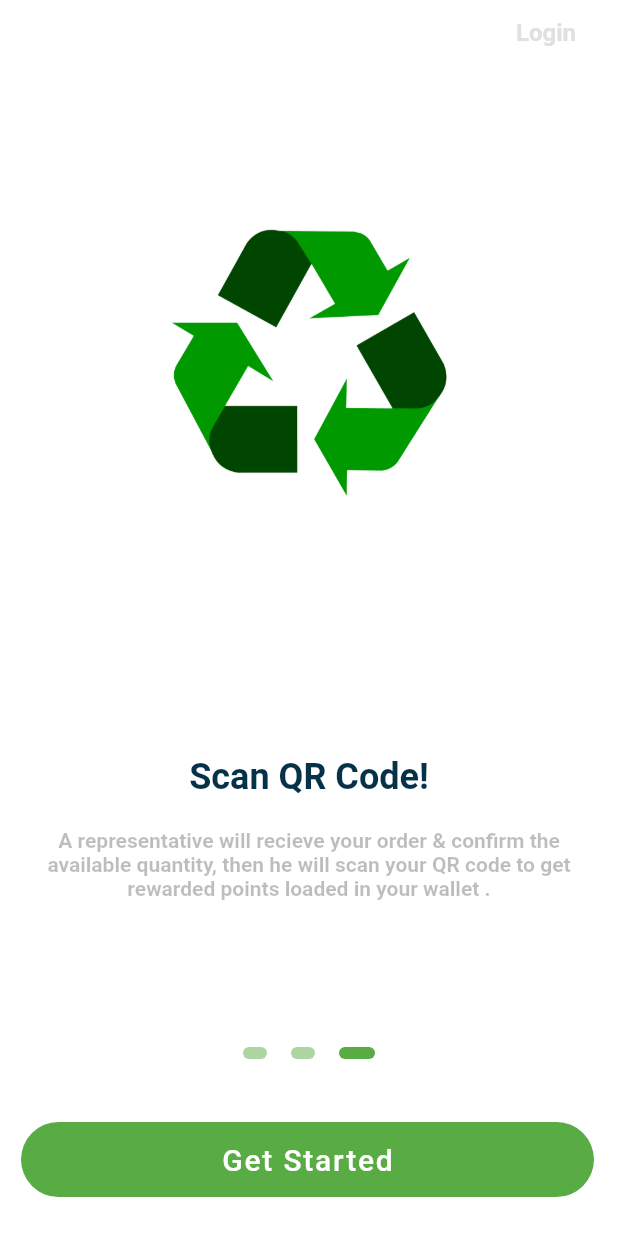
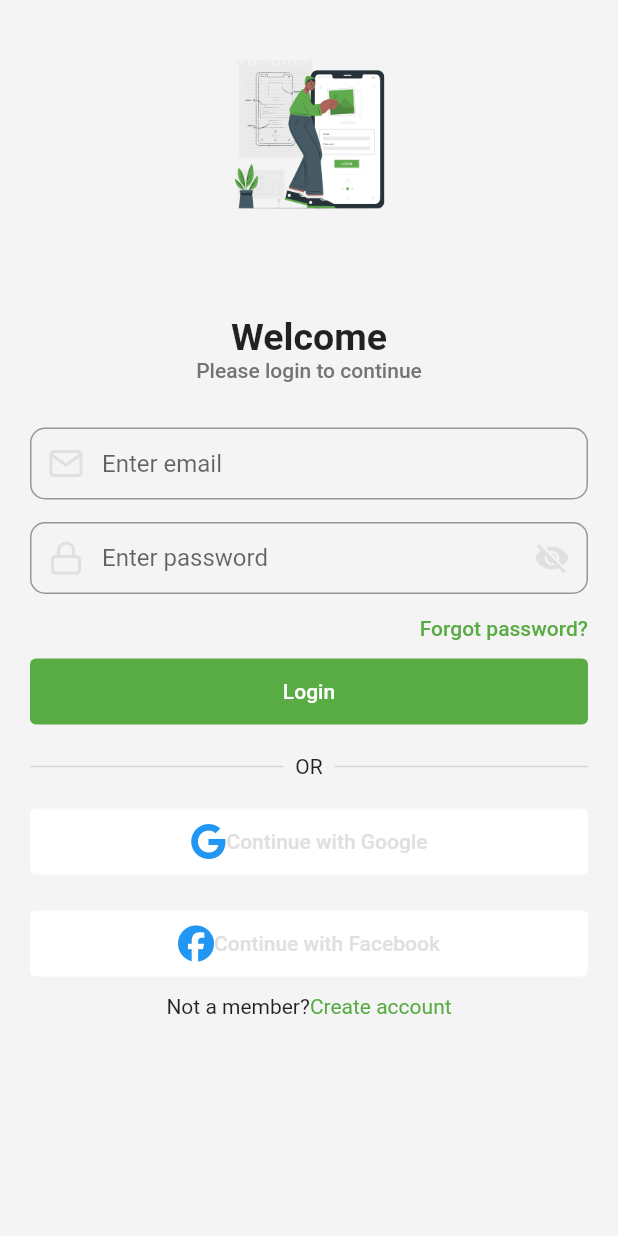
Before and after one commit to Aburafik/sapta-app, a Flutter app: the screen it shows after launch, after a tap on "Skip", after a tap on "Get Started", on a phone screen of 412 x 824 dp. Run offline on Flutter 3.47's test engine with Material 2 defaults, Android fonts, the phone set to English and light mode, and no system bars; drawn by our look-alikes of flutter_onboarding_slider; our stand-ins replace feather_icons, font_awesome_flutter.

Commit message:
Sign In Screen

```diff
--- a/lib/Components/Utils/constants.dart
+++ b/lib/Components/Utils/constants.dart
@@ -0,0 +1 @@
+  import 'package:flutter/material.dart';
--- /dev/null
+++ b/lib/Components/custom_button.dart
@@ -0,0 +1,39 @@
+import 'package:flutter/material.dart';
+import 'package:sabta_app/Components/Utils/color_themes.dart';
+
+class CustomButtonComponent extends StatelessWidget {
+  CustomButtonComponent(
+      {Key? key, this.hasIcon = false, this.icon, this.buttonText})
+      : super(key: key);
+  bool hasIcon = false;
+  IconData? icon;
+  String? buttonText;
+
+  @override
+  Widget build(BuildContext context) {
+    return Padding(
+      padding: const EdgeInsets.symmetric(vertical: 10),
+      child: TextButton(
+        style: TextButton.styleFrom(
+            backgroundColor: hasIcon ? WHITE_COLOR : PRIMARY_COLOR),
+        onPressed: () {},
+        child: Row(
+          mainAxisAlignment: MainAxisAlignment.center,
+          children: [
+            hasIcon ? Icon(icon) : Wrap(),
+            Padding(
+              padding: const EdgeInsets.symmetric(vertical: 6),
+              child: Text(
+                buttonText!,
+                style: Theme.of(context)
+                    .textTheme
+                    .bodyText1!
+                    .copyWith(color: hasIcon ? GREY_COLOR_20 : WHITE_COLOR),
+              ),
+            ),
+          ],
+        ),
+      ),
+    );
+  }
+}
--- /dev/null
+++ b/lib/Components/screen_description_text.dart
@@ -0,0 +1,34 @@
+import 'package:flutter/material.dart';
+import 'package:sabta_app/Components/Utils/color_themes.dart';
+
+class ScreenDescriptionTextComponent extends StatelessWidget {
+  ScreenDescriptionTextComponent({Key? key, this.subtitle, this.title})
+      : super(key: key);
+
+  String? title;
+  String? subtitle;
+  @override
+  Widget build(BuildContext context) {
+    return Padding(
+      padding: const EdgeInsets.symmetric(vertical: 30),
+      child: Column(
+        children: [
+          Text(
+            title!,
+            style: Theme.of(context)
+                .textTheme
+                .bodyText1!
+                .copyWith(fontSize: 25, fontWeight: FontWeight.bold),
+          ),
+          Text(
+            subtitle!,
+            style: Theme.of(context)
+                .textTheme
+                .bodyText1!
+                .copyWith(color: GREY_COLOR_75),
+          ),
+        ],
+      ),
+    );
+  }
+}
--- /dev/null
+++ b/lib/Components/sign_in_component.dart
@@ -0,0 +1,74 @@
+import 'package:feather_icons/feather_icons.dart';
+import 'package:flutter/material.dart';
+import 'package:sabta_app/Components/Utils/color_themes.dart';
+import 'package:sabta_app/Components/custom_button.dart';
+import 'package:sabta_app/Components/text_form_field.dart';
+
+class SignInFormComponent extends StatefulWidget {
+  const SignInFormComponent({Key? key}) : super(key: key);
+
+  @override
+  State<SignInFormComponent> createState() => _SignInFormComponentState();
+}
+
+class _SignInFormComponentState extends State<SignInFormComponent> {
+  bool isVisible = true;
+  @override
+  Widget build(BuildContext context) {
+    return Column(
+      crossAxisAlignment: CrossAxisAlignment.stretch,
+      children: [
+        CustomTextFormField(
+          hintText: "Enter email",
+          hasPreffix: true,
+          prefixIcon: FeatherIcons.mail,
+        ),
+        Padding(
+          padding: const EdgeInsets.symmetric(vertical: 15),
+          child: CustomTextFormField(
+            hintText: "Enter password",
+            obscureText: isVisible,
+            hasSuffix: true,
+            suffixIcon: isVisible ? Icons.visibility_off : Icons.visibility,
+            hasPreffix: true,
+            prefixIcon: FeatherIcons.lock,
+            onPressed: () {
+              setState(() {
+                isVisible = !isVisible;
+              });
+            },
+          ),
+        ),
+        Align(
+            alignment: Alignment.centerRight,
+            child: Text(
+              "Forgot password?",
+              style: Theme.of(context)
+                  .textTheme
+                  .bodyText1!
+                  .copyWith(color: PRIMARY_COLOR),
+            )),
+        CustomButtonComponent(
+          buttonText: "Login",
+        ),
+        Row(
+          children: const [
+            Expanded(
+                child: Divider(
+              thickness: 1,
+            )),
+            Padding(
+              padding: EdgeInsets.all(8.0),
+              child: Text("OR"),
+            ),
+            Expanded(
+              child: Divider(
+                thickness: 1,
+              ),
+            ),
+          ],
+        ),
+      ],
+    );
+  }
+}
--- /dev/null
+++ b/lib/Components/sign_in_options.dart
@@ -0,0 +1,43 @@
+import 'package:feather_icons/feather_icons.dart';
+import 'package:flutter/material.dart';
+import 'package:font_awesome_flutter/font_awesome_flutter.dart';
+import 'package:sabta_app/Components/Utils/color_themes.dart';
+import 'package:sabta_app/Components/custom_button.dart';
+
+class SignInOptionsComponents extends StatelessWidget {
+  const SignInOptionsComponents({
+    Key? key,
+  }) : super(key: key);
+
+  @override
+  Widget build(BuildContext context) {
+    return Column(
+      children: [
+        CustomButtonComponent(
+          hasIcon: true,
+          icon: FontAwesomeIcons.google,
+          buttonText: "Continue with Google",
+        ),
+        CustomButtonComponent(
+          hasIcon: true,
+          icon: FontAwesomeIcons.facebook,
+          buttonText: "Continue with Facebook",
+        ),
+        Wrap(
+          alignment: WrapAlignment.center,
+          children: [
+            Text(
+              "Not a member?",
+              style: Theme.of(context).textTheme.bodyText2,
+            ),
+            Text("Create account",
+                style: Theme.of(context)
+                    .textTheme
+                    .bodyText2!
+                    .copyWith(color: PRIMARY_COLOR))
+          ],
+        ),
+      ],
+    );
+  }
+}
--- /dev/null
+++ b/lib/Components/text_form_field.dart
@@ -0,0 +1,58 @@
+import 'package:flutter/material.dart';
+import 'package:sabta_app/Components/Utils/color_themes.dart';
+
+class CustomTextFormField extends StatelessWidget {
+  CustomTextFormField(
+      {Key? key,
+      this.hintText,
+      this.hasPreffix = false,
+      this.prefixIcon,
+      this.suffixIcon,
+      this.hasSuffix = false,
+      this.obscureText = false,
+      this.onPressed})
+      : super(key: key);
+  String? hintText;
+  IconData? prefixIcon;
+  IconData? suffixIcon;
+  bool hasPreffix = false;
+  bool hasSuffix = false;
+  bool obscureText = false;
+  void Function()? onPressed;
+
+  @override
+  Widget build(BuildContext context) {
+    return TextFormField(
+      obscureText: obscureText,
+      cursorColor: GREY_COLOR_20,
+      decoration: InputDecoration(
+        hintText: hintText,
+        prefixIcon: hasPreffix
+            ? Icon(
+                prefixIcon,
+                color: GREY_COLOR_20,
+              )
+            : null,
+        suffixIcon: hasSuffix
+            ? IconButton(
+                splashColor: WHITE_COLOR,
+                onPressed: onPressed,
+                icon: Icon(
+                  suffixIcon,
+                  color: GREY_COLOR_20,
+                ),
+              )
+            : null,
+        contentPadding: const EdgeInsets.symmetric(vertical: 5, horizontal: 3),
+        border: OutlineInputBorder(
+          borderSide: const BorderSide(color: GREY_COLOR_50),
+          borderRadius: BorderRadius.circular(10),
+        ),
+        focusedBorder: OutlineInputBorder(
+          borderSide: const BorderSide(color: GREY_COLOR_50),
+          borderRadius: BorderRadius.circular(10),
+        ),
+      ),
+    );
+  }
+}
--- /dev/null
+++ b/lib/Views/Auths/sign_in_view.dart
@@ -0,0 +1,35 @@
+import 'package:flutter/material.dart';
+import 'package:sabta_app/Components/screen_description_text.dart';
+import 'package:sabta_app/Components/sign_in_component.dart';
+import 'package:sabta_app/Components/sign_in_options.dart';
+
+class SignInVC extends StatelessWidget {
+  const SignInVC({Key? key}) : super(key: key);
+
+  @override
+  Widget build(BuildContext context) {
+    return Scaffold(
+      backgroundColor: const Color(0xffF4F4F4),
+      body: Padding(
+        padding: const EdgeInsets.symmetric(horizontal: 20),
+        child: ListView(
+          children: [
+            Padding(
+              padding: const EdgeInsets.all(30.0),
+              child: Image.asset(
+                "assets/images/loginlogo.png",
+                height: 120,
+              ),
+            ),
+            ScreenDescriptionTextComponent(
+              title: "Welcome",
+              subtitle: "Please login to continue",
+            ),
+            const SignInFormComponent(),
+            const SignInOptionsComponents(),
+          ],
+        ),
+      ),
+    );
+  }
+}
--- a/lib/Views/Onboarding/onboarding_view.dart
+++ b/lib/Views/Onboarding/onboarding_view.dart
@@ -12,16 +12,10 @@ class OnboardingView extends StatelessWidget {
       body: OnBoardingSlider(
         indicatorAbove: true,
         finishButtonText: 'Get Started',
-        onFinish: () {
-          // Navigator.push(
-          //   context,
-          //   CupertinoPageRoute(
-          //     builder: (context) => RegisterPage(),
-          //   ),
-          // );
-        },
+        onFinish: () => Navigator.pushNamedAndRemoveUntil(
+            context, "/sign-in-view", (route) => false),
         finishButtonColor: PRIMARY_COLOR,
-        skipTextButton:const Text(
+        skipTextButton: const Text(
           'Skip',
           style: TextStyle(
             fontSize: 16,
@@ -37,14 +31,8 @@ class OnboardingView extends StatelessWidget {
             fontWeight: FontWeight.w600,
           ),
         ),
-        trailingFunction: () {
-          // Navigator.push(
-          //   context,
-          //   CupertinoPageRoute(
-          //     builder: (context) => LoginPage(),
-          //   ),
-          // );
-        },
+        trailingFunction: () => Navigator.pushNamedAndRemoveUntil(
+            context, "/sign-in-view", (route) => false),
         controllerColor: PRIMARY_COLOR,
         totalPage: 3,
         headerBackgroundColor: Colors.white,
@@ -55,9 +43,9 @@ class OnboardingView extends StatelessWidget {
             width: MediaQuery.of(context).size.width,
             child: Center(
               child: Image.asset(
-                'assets/images/logo.png',
-                height: 200,
-                width: 200,
+                'assets/images/logo2.png',
+                // height: 200,
+                // width: 200,
               ),
             ),
           ),
@@ -66,9 +54,8 @@ class OnboardingView extends StatelessWidget {
             width: MediaQuery.of(context).size.width,
             child: Center(
               child: Image.asset(
-                'assets/images/logo.png',
-                height: 200,
-                width: 200,
+                'assets/images/logo3.png',
+
               ),
             ),
           ),
@@ -87,12 +74,12 @@ class OnboardingView extends StatelessWidget {
         speed: 1.8,
         pageBodies: [
           Container(
-            padding:const EdgeInsets.symmetric(horizontal: 20),
+            padding: const EdgeInsets.symmetric(horizontal: 20),
             child: Column(
               mainAxisAlignment: MainAxisAlignment.start,
               crossAxisAlignment: CrossAxisAlignment.center,
               children: <Widget>[
-               const SizedBox(
+                const SizedBox(
                   height: 480,
                 ),
                 Text(
@@ -104,10 +91,10 @@ class OnboardingView extends StatelessWidget {
                     fontWeight: FontWeight.w600,
                   ),
                 ),
-              const  SizedBox(
+                const SizedBox(
                   height: 20,
                 ),
-               const Text(
+                const Text(
                   'Collect and saperate your waste and get reward points while saving your planet',
                   textAlign: TextAlign.center,
                   style: TextStyle(
@@ -125,7 +112,7 @@ class OnboardingView extends StatelessWidget {
               mainAxisAlignment: MainAxisAlignment.start,
               crossAxisAlignment: CrossAxisAlignment.center,
               children: <Widget>[
-              const  SizedBox(
+                const SizedBox(
                   height: 480,
                 ),
                 Text(
@@ -137,10 +124,10 @@ class OnboardingView extends StatelessWidget {
                     fontWeight: FontWeight.w600,
                   ),
                 ),
-              const  SizedBox(
+                const SizedBox(
                   height: 20,
                 ),
-              const  Text(
+                const Text(
                   'You can easily make a request for your waste and we will get right to your door on time',
                   textAlign: TextAlign.center,
                   style: TextStyle(
@@ -170,10 +157,10 @@ class OnboardingView extends StatelessWidget {
                     fontWeight: FontWeight.w600,
                   ),
                 ),
-               const  SizedBox(
+                const SizedBox(
                   height: 20,
                 ),
-             const   Text(
+                const Text(
                   'A representative will recieve your order & confirm the available quantity, then he will scan your QR code to get rewarded points loaded in your wallet .',
                   textAlign: TextAlign.center,
                   style: TextStyle(
--- a/lib/app.dart
+++ b/lib/app.dart
@@ -1,4 +1,5 @@
 import 'package:flutter/material.dart';
+import 'package:sabta_app/Views/Auths/sign_in_view.dart';
 import 'package:sabta_app/Views/Onboarding/onboarding_view.dart';
 import 'package:sabta_app/Views/Onboarding/splash_screen.dart';
 
@@ -15,6 +16,7 @@ class MyApp extends StatelessWidget {
       routes: {
         "/": (context) => const SplashScreen(),
         "/onboarding-view": (context) => const OnboardingView(),
+        "/sign-in-view": (context) => const SignInVC(),
       },
     );
   }
--- a/pubspec.yaml
+++ b/pubspec.yaml
@@ -35,6 +35,8 @@ dependencies:
   # Use with the CupertinoIcons class for iOS style icons.
   cupertino_icons: ^1.0.2
   flutter_onboarding_slider: ^1.0.7
+  feather_icons: ^1.2.0
+  font_awesome_flutter: ^10.1.0
 
 dev_dependencies:
   flutter_test:
```
Also changed, not shown: assets/images/loginlogo.png (added), assets/images/logo2.png (added), assets/images/logo3.png (added), pubspec.lock.
